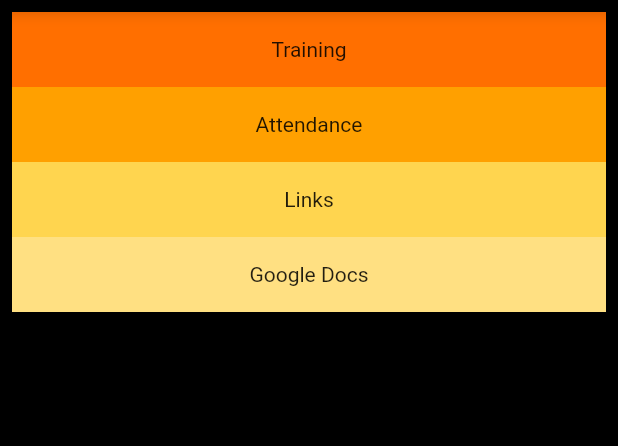
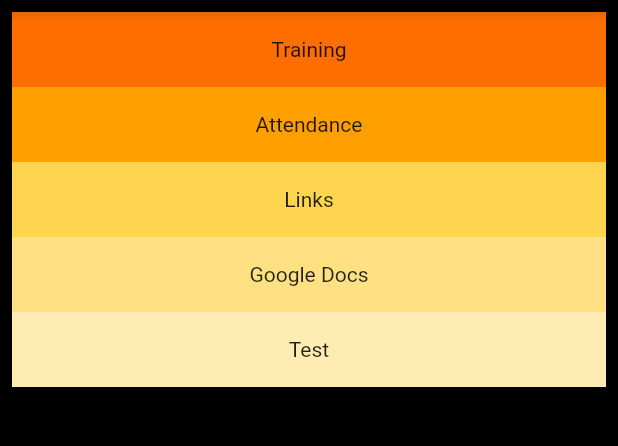
Before and after one commit to ICDtech/blog_app, a Flutter app: the screen it shows after launch, on a phone screen of 412 x 824 dp, the part 84-530 px from its top. Run offline on Flutter 3.47's test engine with Material 2 defaults, Android fonts, the phone set to English and light mode, and no system bars.

Commit message:
Visual changes

```diff
--- a/lib/main.dart
+++ b/lib/main.dart
@@ -37,6 +37,11 @@ class MyApp extends StatelessWidget {
                 color: Colors.amber[200],
                 child: const Center(child: Text('Google Docs'))
             ),
+            Container(
+                height: 50,
+                color: Colors.amber[100],
+                child: const Center(child: Text('Test'))
+            ),
           ],
         ),
       ),
```
